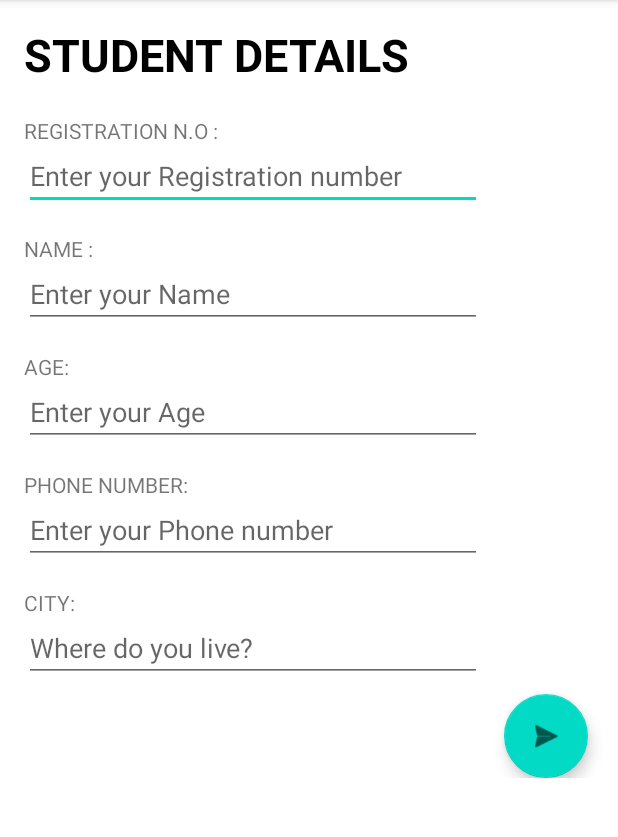
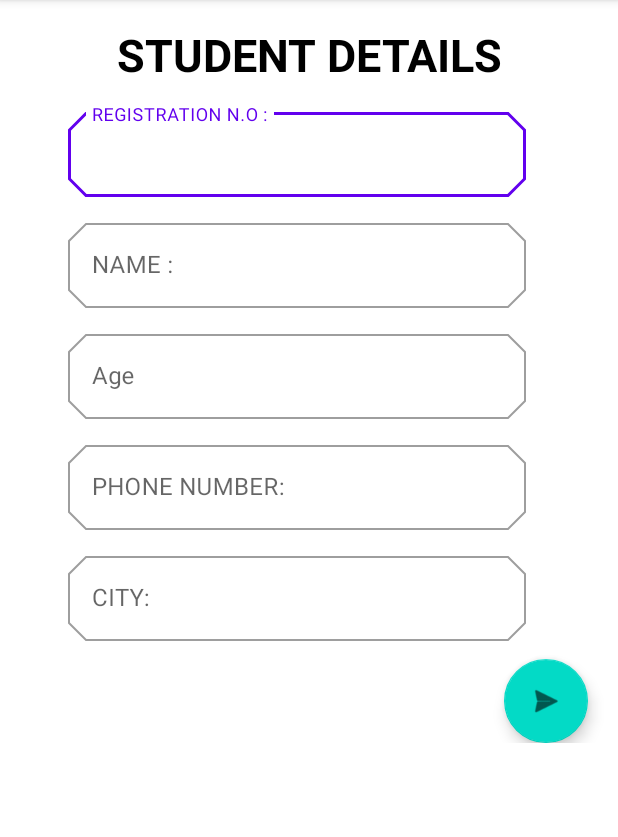
Before and after one commit to niyantha23/ACM-CHALLENGE-2, an Android app: the NiyanthaActivity screen opened directly, with no data from a screen before it, on a phone screen of 412 x 824 dp, the part 84-921 px from its top. Run offline under Robolectric (Android 15) with nearby library versions, the phone set to English and light mode, and no system bars; our stand-ins replace Firebase (no records; nobody signed in at launch, a user with empty details on screens opened directly).

Commit message:
converting edittext to Material InputEdit text

```diff
--- a/app/src/main/java/com/dev5151/acmchallenge2/Activities/NiyanthaActivity.java
+++ b/app/src/main/java/com/dev5151/acmchallenge2/Activities/NiyanthaActivity.java
@@ -10,18 +10,17 @@ import android.widget.Button;
 import android.widget.EditText;
 import com.dev5151.acmchallenge2.R;
 import com.google.android.material.floatingactionbutton.FloatingActionButton;
+import com.google.android.material.textfield.TextInputEditText;
 import com.google.firebase.database.DatabaseReference;
 import com.google.firebase.database.FirebaseDatabase;
 
 public class NiyanthaActivity extends AppCompatActivity {
     private FirebaseDatabase mFirebaseDatabase;
     private DatabaseReference mDatabaseReference;
-    private EditText mRegNo;
-    private EditText mName;
-    private EditText mAge;
-    private EditText mCity;
+    private TextInputEditText mRegNo,mName,mAge,mCity,mPhone;
+
     private FloatingActionButton sendButton;
-    private EditText mPhone;
+
 
     @Override
     protected void onCreate(Bundle savedInstanceState) {
--- a/app/src/main/res/layout/activity_niyantha.xml
+++ b/app/src/main/res/layout/activity_niyantha.xml
@@ -19,99 +19,95 @@
             android:text="STUDENT DETAILS"
             android:textColor="#000"
             android:textSize="30sp"
-            android:textStyle="bold" />
+            android:textStyle="bold"
+            android:gravity="center"
+            android:layout_gravity="center"/>
 
 
-        <TextView
-            android:id="@+id/reg_no"
+        <com.google.android.material.textfield.TextInputLayout
             android:layout_width="305dp"
             android:layout_height="wrap_content"
-            android:layout_marginStart="16dp"
-            android:layout_marginTop="8dp"
-            android:text="@string/registration_n_o" />
+            android:layout_marginBottom="12dp"
+            android:layout_marginLeft="45dp"
+            android:hint="@string/registration_n_o"
+            android:enabled="true"
+            app:shapeAppearance="@style/Cut"
+            style="@style/Widget.MaterialComponents.TextInputLayout.OutlinedBox">
+            <com.google.android.material.textfield.TextInputEditText
+                android:id="@+id/reg_no_edit_text"
+                android:layout_width="match_parent"
+                android:layout_height="wrap_content" />
+        </com.google.android.material.textfield.TextInputLayout>
 
 
 
-        <EditText
-            android:id="@+id/reg_no_edit_text"
+
+        <com.google.android.material.textfield.TextInputLayout
             android:layout_width="305dp"
-            android:layout_height="43dp"
-            android:layout_marginStart="16dp"
-            android:layout_marginBottom="8dp"
-            android:hint="@string/enter_your_registration_number"
-            tools:layout_editor_absoluteX="23dp" />
+            android:layout_height="wrap_content"
+            android:layout_marginBottom="12dp"
+            android:layout_marginLeft="45dp"
+            android:hint="@string/name1"
+            android:enabled="true"
+            app:shapeAppearance="@style/Cut"
+            style="@style/Widget.MaterialComponents.TextInputLayout.OutlinedBox">
+            <com.google.android.material.textfield.TextInputEditText
+                android:id="@+id/name_edit_text"
+                android:layout_width="match_parent"
+                android:layout_height="wrap_content"
+                android:inputType="textPersonName"/>
+        </com.google.android.material.textfield.TextInputLayout>
+        <com.google.android.material.textfield.TextInputLayout
+            android:layout_width="305dp"
+            android:layout_height="wrap_content"
+            android:layout_marginBottom="12dp"
+            android:layout_marginLeft="45dp"
+            android:hint="@string/age"
+            android:enabled="true"
+            app:shapeAppearance="@style/Cut"
+            style="@style/Widget.MaterialComponents.TextInputLayout.OutlinedBox">
+            <com.google.android.material.textfield.TextInputEditText
+                android:id="@+id/age_edit_text"
+                android:layout_width="match_parent"
+                android:layout_height="wrap_content"
+                android:inputType="number"/>
+        </com.google.android.material.textfield.TextInputLayout>
+
+        <com.google.android.material.textfield.TextInputLayout
+            android:layout_width="305dp"
+            android:layout_height="wrap_content"
+            android:layout_marginBottom="12dp"
+            android:layout_marginLeft="45dp"
+            android:hint="@string/phone_number"
+            android:enabled="true"
+            app:shapeAppearance="@style/Cut"
+            style="@style/Widget.MaterialComponents.TextInputLayout.OutlinedBox">
+            <com.google.android.material.textfield.TextInputEditText
+                android:id="@+id/phone_edit_text"
+                android:layout_width="match_parent"
+                android:layout_height="wrap_content"
+                android:inputType="phone"/>
+        </com.google.android.material.textfield.TextInputLayout>
 
 
 
-        <TextView
-            android:id="@+id/name"
+        <com.google.android.material.textfield.TextInputLayout
             android:layout_width="305dp"
             android:layout_height="wrap_content"
-            android:layout_marginStart="16dp"
-            android:layout_marginTop="8dp"
-            android:text="@string/name1" />
+            android:layout_marginBottom="12dp"
+            android:layout_marginLeft="45dp"
+            android:hint="@string/city"
+            android:enabled="true"
+            app:shapeAppearance="@style/Cut"
+            style="@style/Widget.MaterialComponents.TextInputLayout.OutlinedBox">
+            <com.google.android.material.textfield.TextInputEditText
+                android:id="@+id/city_edit_text"
+                android:layout_width="match_parent"
+                android:layout_height="wrap_content"
+                android:inputType="textPersonName"/>
+        </com.google.android.material.textfield.TextInputLayout>
 
 
-        <EditText
-            android:id="@+id/name_edit_text"
-            android:layout_width="305dp"
-            android:layout_height="43dp"
-            android:layout_marginStart="16dp"
-            android:layout_marginBottom="8dp"
-            android:hint="@string/enter_your_name"
-            android:inputType="textPersonName"/>
-
-
-        <TextView
-            android:id="@+id/age"
-            android:layout_width="305dp"
-            android:layout_height="wrap_content"
-            android:layout_marginStart="16dp"
-            android:layout_marginTop="8dp"
-            android:text="@string/Age" />
-
-        <EditText
-            android:id="@+id/age_edit_text"
-            android:layout_width="305dp"
-            android:layout_height="43dp"
-            android:layout_marginStart="16dp"
-            android:layout_marginBottom="8dp"
-            android:hint="@string/enter_your_age"
-            android:inputType="number"
-            />
-        <TextView
-            android:id="@+id/phone_no"
-            android:layout_width="305dp"
-            android:layout_height="wrap_content"
-            android:layout_marginStart="16dp"
-            android:layout_marginTop="8dp"
-            android:text="@string/phone_number" />
-
-        <EditText
-            android:id="@+id/phone_edit_text"
-            android:layout_width="305dp"
-            android:layout_height="43dp"
-            android:layout_marginStart="16dp"
-            android:layout_marginBottom="8dp"
-            android:hint="@string/enter_your_phone_number"
-            android:inputType="phone"></EditText>
-
-        <TextView
-            android:id="@+id/city"
-            android:layout_width="305dp"
-            android:layout_height="wrap_content"
-            android:layout_marginStart="16dp"
-            android:layout_marginTop="8dp"
-            android:text="@string/city" />
-
-        <EditText
-            android:id="@+id/city_edit_text"
-            android:layout_width="305dp"
-            android:layout_height="43dp"
-            android:layout_marginStart="16dp"
-            android:layout_marginBottom="8dp"
-            android:hint="@string/where_do_you_live"
-            android:inputType="textPersonName"/>
 
         <com.google.android.material.floatingactionbutton.FloatingActionButton
             android:id="@+id/send_button"
```
